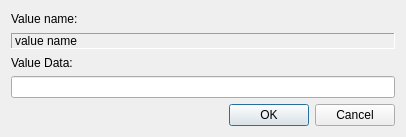
First picture: the form in FWAdminLib/ChangeRegValueDlg.ui, repository fw-dev/translations, before the edit.
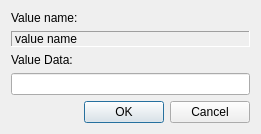
Second picture: the form after the edit.

The edit to the form file:
```diff
--- a/FWAdminLib/ChangeRegValueDlg.ui
+++ b/FWAdminLib/ChangeRegValueDlg.ui
@@ -2,26 +2,6 @@
 <ui version="4.0">
  <class>ChangeRegValueDlg</class>
  <widget class="QDialog" name="ChangeRegValueDlg">
-  <property name="geometry">
-   <rect>
-    <x>0</x>
-    <y>0</y>
-    <width>406</width>
-    <height>137</height>
-   </rect>
-  </property>
-  <property name="minimumSize">
-   <size>
-    <width>406</width>
-    <height>16</height>
-   </size>
-  </property>
-  <property name="baseSize">
-   <size>
-    <width>406</width>
-    <height>132</height>
-   </size>
-  </property>
   <property name="windowTitle">
    <string>Edit String</string>
   </property>
```
Left out of the diff: 64 changed lines with no effect on the pictures.
